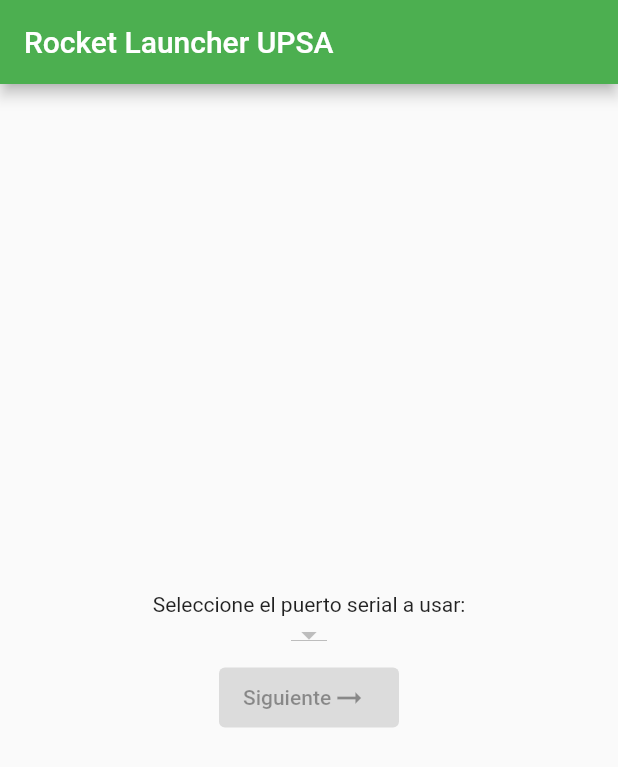
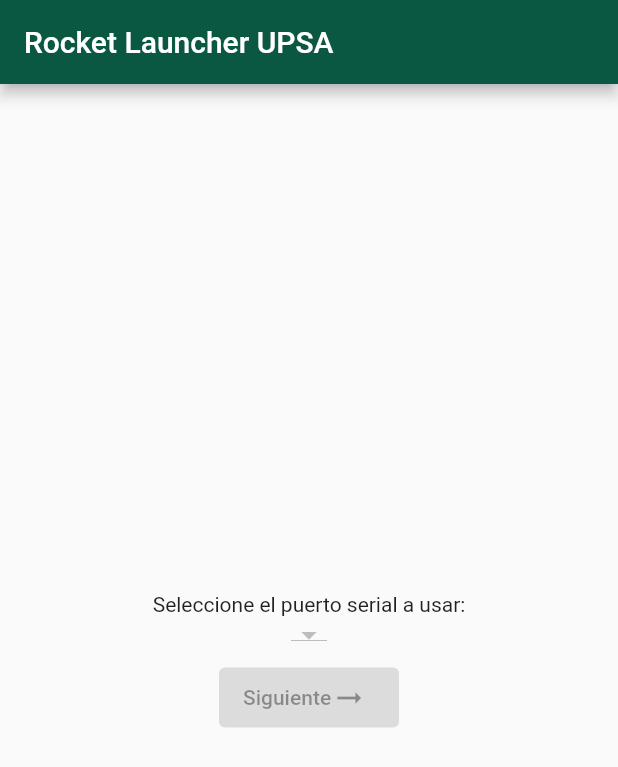
Before and after one commit to CesarSP99/rocket_launcher, a Flutter app: the screen it shows after launch, on a phone screen of 412 x 824 dp. Shown: the top 767 px of the screen. Run offline on Flutter 3.47's test engine with Material 2 defaults, Android fonts, the phone set to English and light mode, and no system bars; our stand-ins replace lottie; missing offline and left inert: flutter_libserialport.

Commit message:
Update primary color theme

```diff
--- a/lib/main.dart
+++ b/lib/main.dart
@@ -1,4 +1,5 @@
 import 'package:flutter/material.dart';
+import 'package:rocket_launcher/utils/custom_colors.dart';
 import 'views/home_page.dart';
 
 void main() {
@@ -13,9 +14,10 @@ class MyApp extends StatelessWidget {
     return MaterialApp(
       title: 'Rocket Launcher',
       theme: ThemeData(
-        primarySwatch: Colors.green,
+        primarySwatch: CustomColors.greenUPSA,
       ),
       home: const HomePage(),
+      debugShowCheckedModeBanner: false,
     );
   }
 }
```
